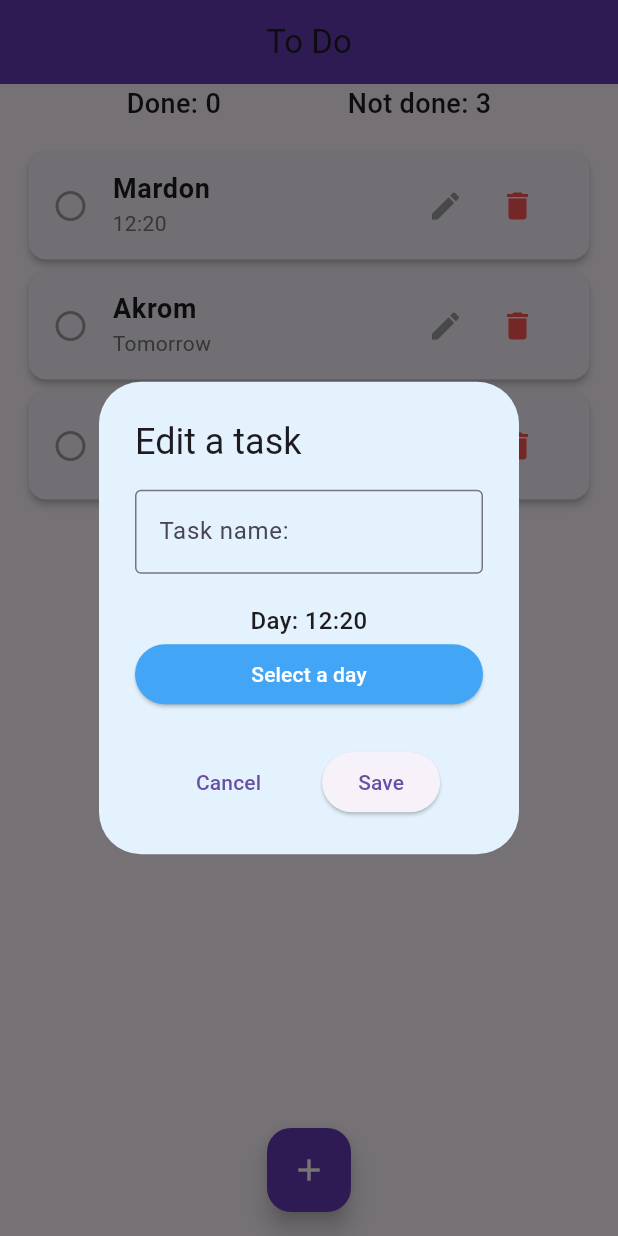
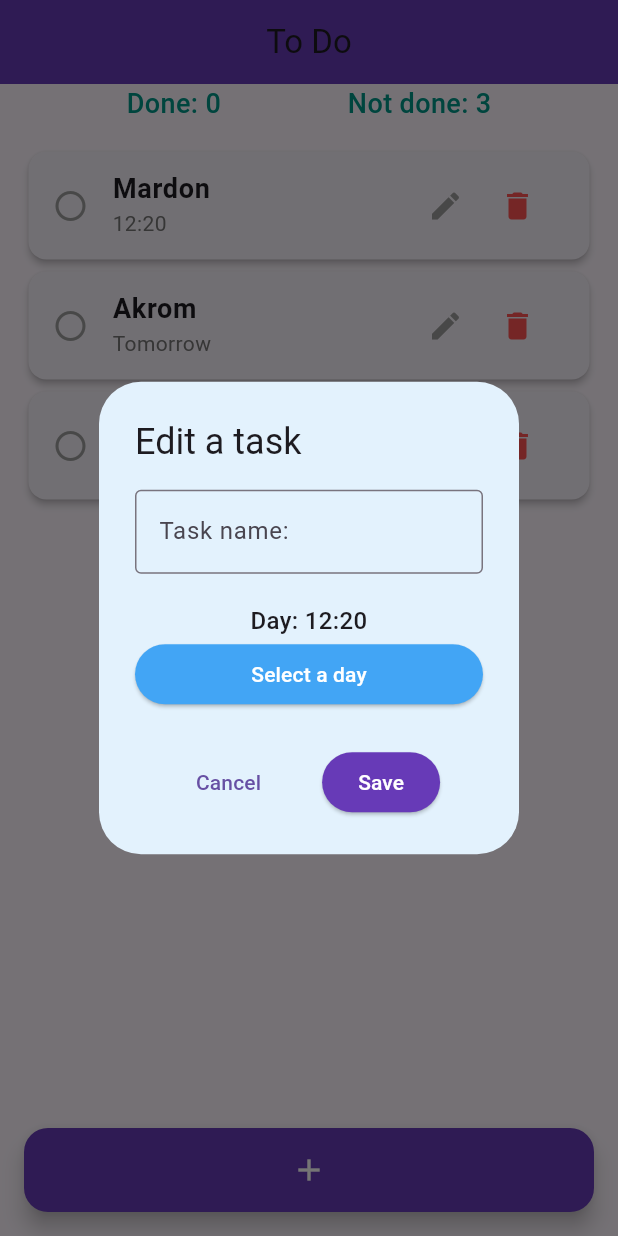
Before and after one commit to SaidazimovToxir/To-do-app, a Flutter app: the screen it shows after launch, after a tap on the "edit" icon, on a phone screen of 412 x 824 dp. Run offline on Flutter 3.47's test engine with Material 3 defaults, Android fonts, the phone set to English and light mode, and no system bars; our stand-ins replace gap.

Commit message:
To do app 1.0.2

```diff
--- a/lib/views/pages/home_page.dart
+++ b/lib/views/pages/home_page.dart
@@ -45,11 +45,17 @@ class _ToDoScreenState extends State<HomePage> {
             children: [
               Text(
                 "Done: ${todoController.todoList.length - counter}",
-                style: TextStyle(fontSize: 18, fontWeight: FontWeight.w500),
+                style: TextStyle(
+                    fontSize: 18,
+                    fontWeight: FontWeight.w500,
+                    color: Colors.teal),
               ),
               Text(
                 "Not done: $counter",
-                style: TextStyle(fontSize: 18, fontWeight: FontWeight.w500),
+                style: TextStyle(
+                    fontSize: 18,
+                    fontWeight: FontWeight.w500,
+                    color: Colors.teal),
               ),
             ],
           ),
@@ -70,7 +76,13 @@ class _ToDoScreenState extends State<HomePage> {
         ],
       ),
       floatingActionButtonLocation: FloatingActionButtonLocation.centerFloat,
-      floatingActionButton: FloatingActionButton(
+      floatingActionButton: Padding(
+        padding: const EdgeInsets.symmetric(horizontal: 16.0),
+        child: Column(
+          crossAxisAlignment: CrossAxisAlignment.stretch,
+          mainAxisAlignment: MainAxisAlignment.end,
+          children: [
+            FloatingActionButton(
               backgroundColor: Colors.deepPurple,
               onPressed: () async {
                 Map<String, dynamic>? data = await showDialog(
@@ -89,6 +101,9 @@ class _ToDoScreenState extends State<HomePage> {
                 color: Colors.white,
               ),
             ),
+          ],
+        ),
+      ),
     );
   }
 }
--- a/lib/views/widgets/add_dialog.dart
+++ b/lib/views/widgets/add_dialog.dart
@@ -101,7 +101,11 @@ class _AddDialogState extends State<AddDialog> {
         ),
         ElevatedButton(
           onPressed: _add,
-          child: const Text("Save"),
+          child: const Text(
+            "Save",
+            style: TextStyle(color: Colors.white),
+          ),
+          style: ElevatedButton.styleFrom(backgroundColor: Colors.deepPurple),
         ),
       ],
     );
```
Lines whose indentation alone changed are shown as unchanged.
